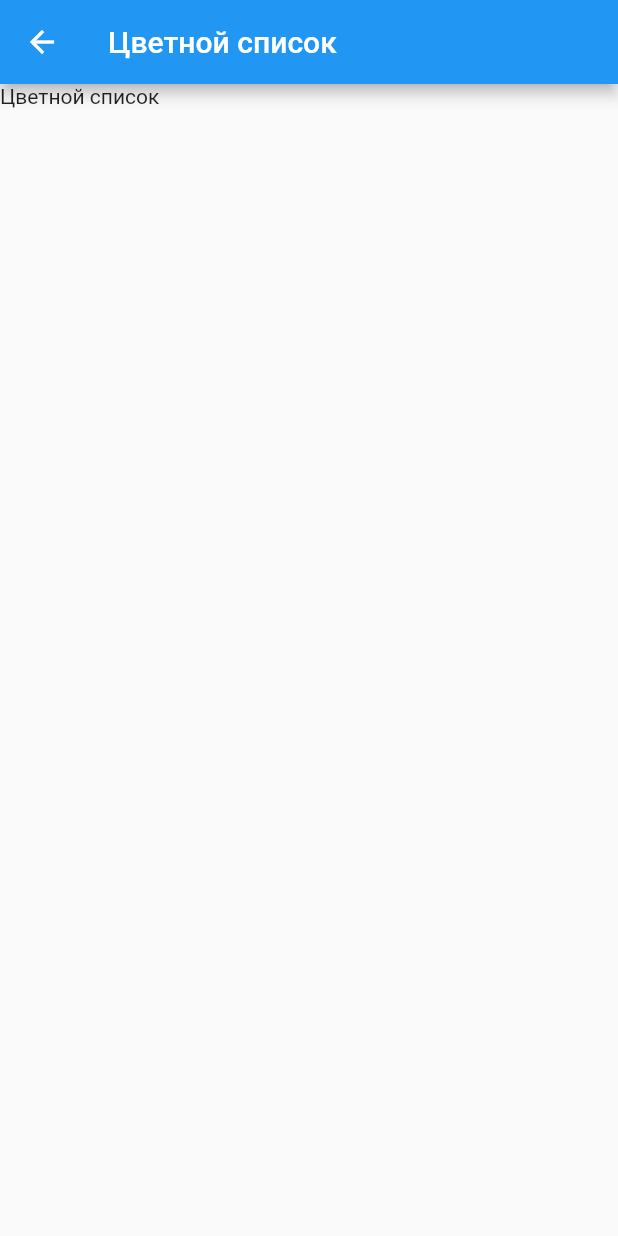
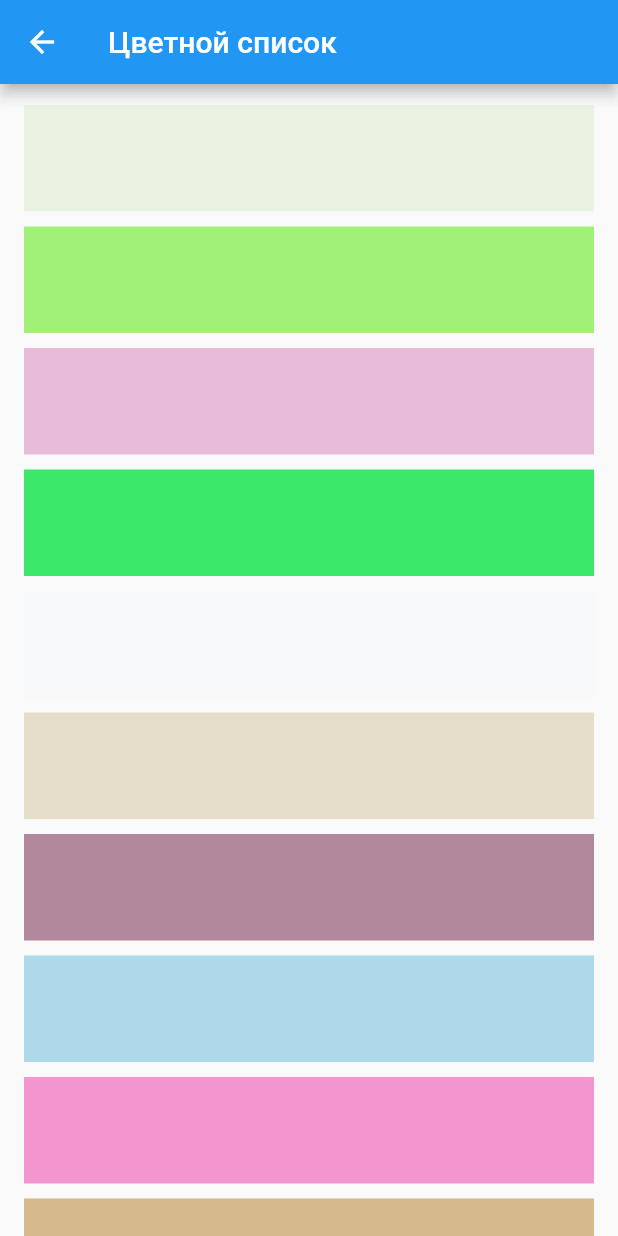
Before and after one commit to MirkoZorich/flutter_app, a Flutter app: the ColorListPage screen opened directly, on a phone screen of 412 x 824 dp. Run offline on Flutter 3.47's test engine with Material 2 defaults, Android fonts, the phone set to English and light mode, and no system bars.

Commit message:
Страница со списком цветных блоков

```diff
--- a/lib/page_color_list.dart
+++ b/lib/page_color_list.dart
@@ -3,15 +3,50 @@ import 'package:flutter/material.dart';
 import 'dart:math';
 
 class ColorListPage extends StatelessWidget {
+  ColorListPage({Key? key}) : super(key: key);
+
+  int limit = 1000;
+  final Random _random = Random();
+
   @override
   Widget build(BuildContext context) {
+
     return Scaffold(
       appBar: AppBar(
-        title: const Text('Цветной список'),
+        title: Text('Цветной список'),
       ),
-      body: Container(
-          child: Text('Цветной список')
-      ),
+      body: _buildColorList(),
+    );
+  }
+
+  Color _getRandomColor() {
+    return Color.fromARGB(
+        _random.nextInt(256),
+        _random.nextInt(256),
+        _random.nextInt(256),
+        _random.nextInt(256),
+    );
+  }
+
+  Widget _buildColorList() {
+    return ListView.builder(
+      itemCount: this.limit,
+      padding: EdgeInsets.only(top: 14, right: 16, left: 16),
+      itemBuilder: (BuildContext _context, int i){
+        return _buildColorItem();
+      },
+    );
+  }
+
+  Widget _buildColorItem() {
+
+    Color color = _getRandomColor();
+
+    return Container (
+      width: double.infinity,
+      height: 71,
+      margin: EdgeInsets.only(bottom: 10),
+      color: color,
     );
   }
 }
```
